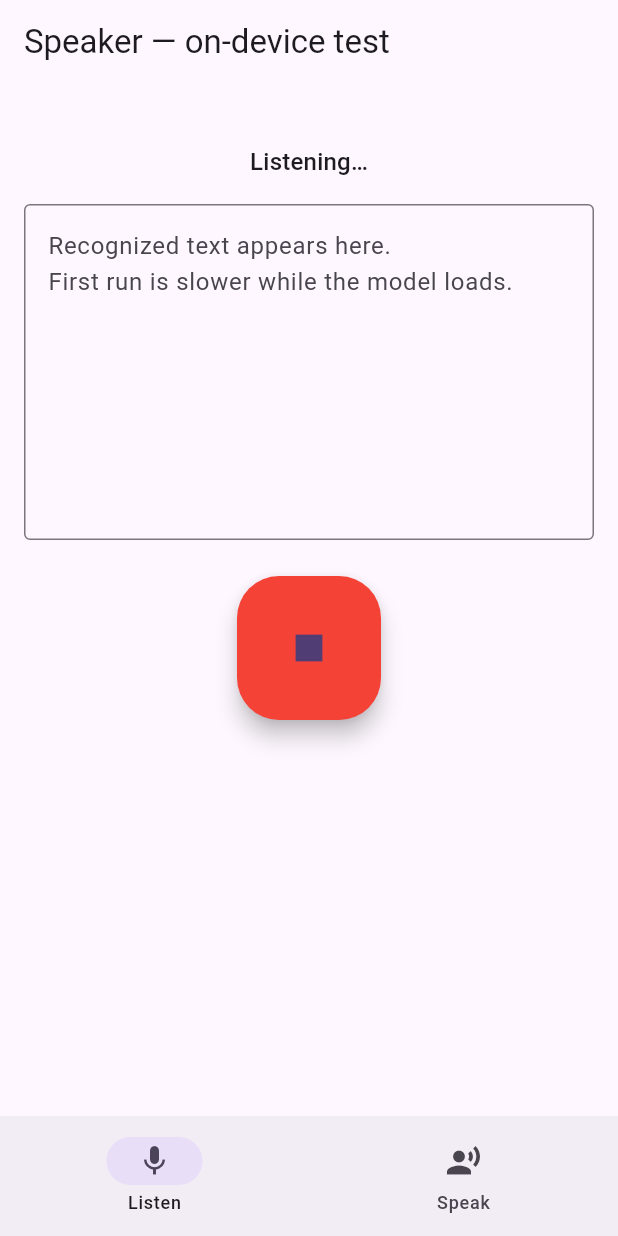
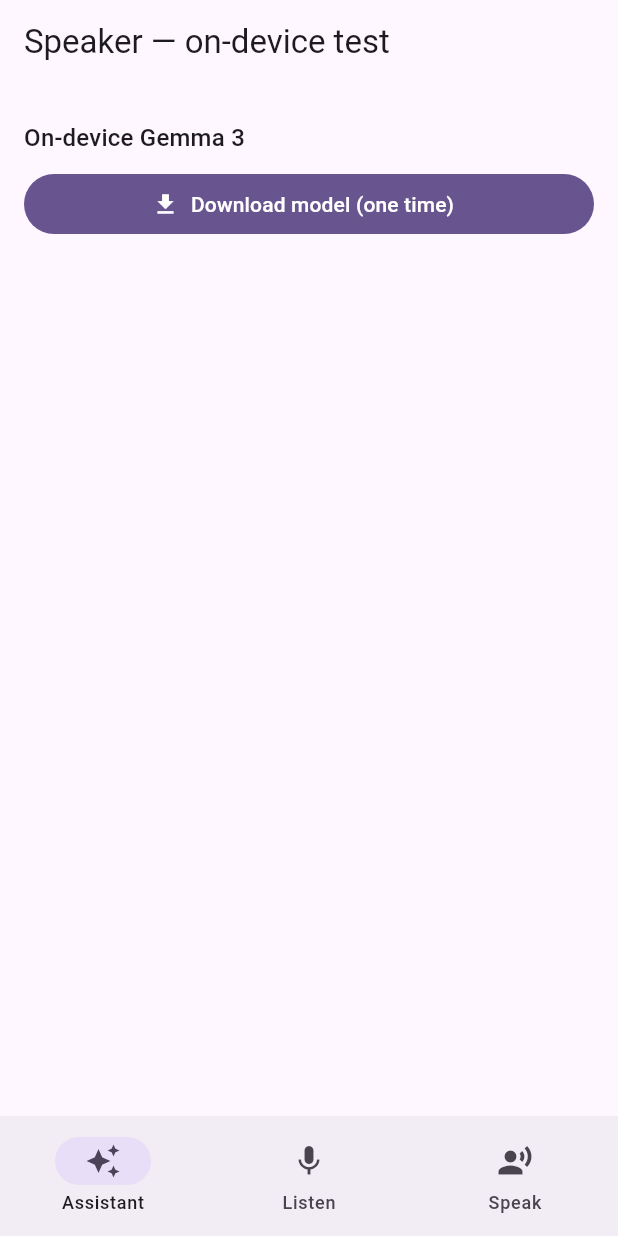
Before and after one commit to DobosP/speaker, a Flutter app: the screen it shows after launch, on a phone screen of 412 x 824 dp. Run offline on Flutter 3.47's test engine with Material 3 defaults, Android fonts, the phone set to English and light mode, and no system bars; our stand-ins replace audioplayers; missing offline and left inert: flutter_gemma, record, sherpa_onnx.

Commit message:
mobile: add on-device Gemma 3 1B assistant (flutter_gemma, GPU)
Wires the small Gemma 3 LLM into the Flutter app so the phone runs the full
ASR -> LLM -> TTS loop on-device. New "Assistant" tab: speak or type, Gemma
generates locally on the GPU (MediaPipe via flutter_gemma), reply is spoken
back through the existing sherpa-onnx TTS.

- lib/llm.dart: GemmaService — first-launch model download with progress, GPU
  inference engine, streamed token replies. Model is NOT bundled; it is pulled
  once from a public GitHub release and cached, so inference stays fully offline.
- lib/assistant.dart: Assistant screen (download UI, text + mic input via the
  existing ASR recognizer, streamed answer, spoken via TTS).
- main.dart: FlutterGemma.initialize + third "Assistant" tab.
- pubspec: add flutter_gemma ^0.16.1; bump SDK floor to Dart 3.4 / Flutter 3.22.
- tool/setup_android.sh: minSdk 24 (MediaPipe GenAI), INTERNET permission, and
  optional OpenCL uses-native-library entries for the GPU backend.
- .github/workflows/publish-model.yml: one-time job that fetches the gated
  Gemma 3 1B (LiteRT int4) with an HF_TOKEN secret and republishes it to a
  public release the app downloads from — no token ever ships in the APK.
- README: document the Assistant, the first-launch download, and model setup.

Note: CI verifies this compiles and produces an APK; on-device GPU/model-load
behaviour can only be confirmed on a real phone.

```diff
--- /dev/null
+++ b/mobile/lib/assistant.dart
@@ -0,0 +1,240 @@
+// Assistant screen: the full on-device loop.
+// Speak or type -> small Gemma 3 generates locally (GPU) -> reply is spoken.
+import 'dart:async';
+
+import 'package:audioplayers/audioplayers.dart';
+import 'package:flutter/material.dart';
+import 'package:record/record.dart';
+import 'package:sherpa_onnx/sherpa_onnx.dart' as sherpa_onnx;
+
+import './asr_model.dart';
+import './llm.dart';
+import './tts_model.dart';
+import './utils.dart';
+
+class AssistantScreen extends StatefulWidget {
+  const AssistantScreen({super.key});
+
+  @override
+  State<AssistantScreen> createState() => _AssistantScreenState();
+}
+
+class _AssistantScreenState extends State<AssistantScreen> {
+  final _promptController = TextEditingController();
+  final _player = AudioPlayer();
+  final _recorder = AudioRecorder();
+
+  // Model lifecycle.
+  bool _downloading = false;
+  double _downloadPct = 0;
+  String _status = '';
+
+  // Generation.
+  bool _thinking = false;
+  String _answer = '';
+
+  // Voice input.
+  sherpa_onnx.OnlineRecognizer? _recognizer;
+  sherpa_onnx.OnlineStream? _stream;
+  StreamSubscription<List<int>>? _audioSub;
+  bool _listening = false;
+
+  // TTS.
+  sherpa_onnx.OfflineTts? _tts;
+
+  Future<void> _downloadModel() async {
+    setState(() {
+      _downloading = true;
+      _downloadPct = 0;
+      _status = 'Downloading Gemma 3 1B (one time, ~550 MB)…';
+    });
+    try {
+      await GemmaService.instance.ensureReady(
+        onProgress: (p) => setState(() => _downloadPct = p),
+      );
+      setState(() => _status = 'Model ready — ask me anything.');
+    } catch (e) {
+      setState(() => _status = 'Model download/init failed: $e');
+    } finally {
+      if (mounted) setState(() => _downloading = false);
+    }
+  }
+
+  Future<void> _ask() async {
+    final prompt = _promptController.text.trim();
+    if (prompt.isEmpty || !GemmaService.instance.isReady) return;
+    setState(() {
+      _thinking = true;
+      _answer = '';
+    });
+    try {
+      await for (final token in GemmaService.instance.reply(prompt)) {
+        setState(() => _answer += token);
+      }
+      await _speak(_answer);
+    } catch (e) {
+      setState(() => _answer = 'Generation failed: $e');
+    } finally {
+      if (mounted) setState(() => _thinking = false);
+    }
+  }
+
+  Future<void> _speak(String text) async {
+    if (text.trim().isEmpty) return;
+    _tts ??= await createOfflineTts();
+    final audio = _tts!.generateWithConfig(
+      text: text,
+      config: sherpa_onnx.OfflineTtsGenerationConfig(sid: 0, speed: 1.0),
+    );
+    final filename = await generateWaveFilename();
+    final ok = sherpa_onnx.writeWave(
+      filename: filename,
+      samples: audio.samples,
+      sampleRate: audio.sampleRate,
+    );
+    if (ok) {
+      await _player.stop();
+      await _player.play(DeviceFileSource(filename));
+    }
+  }
+
+  Future<void> _toggleMic() async {
+    if (_listening) {
+      await _stopListening();
+      if (_promptController.text.trim().isNotEmpty) await _ask();
+      return;
+    }
+    if (!await _recorder.hasPermission()) return;
+
+    if (_recognizer == null) {
+      sherpa_onnx.initBindings();
+      final modelConfig = await getOnlineModelConfig();
+      _recognizer = sherpa_onnx.OnlineRecognizer(
+        sherpa_onnx.OnlineRecognizerConfig(model: modelConfig, ruleFsts: ''),
+      );
+    }
+    _stream = _recognizer!.createStream();
+
+    const config = RecordConfig(
+      encoder: AudioEncoder.pcm16bits,
+      sampleRate: 16000,
+      numChannels: 1,
+    );
+    final audioStream = await _recorder.startStream(config);
+    setState(() {
+      _listening = true;
+      _promptController.clear();
+    });
+
+    _audioSub = audioStream.listen((data) {
+      final samples = convertBytesToFloat32(data);
+      _stream!.acceptWaveform(samples: samples, sampleRate: 16000);
+      while (_recognizer!.isReady(_stream!)) {
+        _recognizer!.decode(_stream!);
+      }
+      final text = _recognizer!.getResult(_stream!).text;
+      if (text.isNotEmpty) {
+        _promptController.text = text;
+      }
+    });
+  }
+
+  Future<void> _stopListening() async {
+    await _audioSub?.cancel();
+    _audioSub = null;
+    await _recorder.stop();
+    _stream?.free();
+    _stream = null;
+    setState(() => _listening = false);
+  }
+
+  @override
+  void dispose() {
+    _audioSub?.cancel();
+    _recorder.dispose();
+    _stream?.free();
+    _recognizer?.free();
+    _tts?.free();
+    _player.dispose();
+    _promptController.dispose();
+    super.dispose();
+  }
+
+  @override
+  Widget build(BuildContext context) {
+    final ready = GemmaService.instance.isReady;
+    return Padding(
+      padding: const EdgeInsets.all(16),
+      child: Column(
+        crossAxisAlignment: CrossAxisAlignment.stretch,
+        children: [
+          if (!ready) ...[
+            const SizedBox(height: 8),
+            Text('On-device Gemma 3',
+                style: Theme.of(context).textTheme.titleMedium),
+            const SizedBox(height: 8),
+            if (_downloading)
+              Column(
+                children: [
+                  LinearProgressIndicator(value: _downloadPct / 100.0),
+                  const SizedBox(height: 8),
+                  Text('${_downloadPct.toStringAsFixed(0)}%'),
+                ],
+              )
+            else
+              FilledButton.icon(
+                onPressed: _downloadModel,
+                icon: const Icon(Icons.download),
+                label: const Text('Download model (one time)'),
+              ),
+          ],
+          if (_status.isNotEmpty) ...[
+            const SizedBox(height: 8),
+            Text(_status, style: Theme.of(context).textTheme.bodySmall),
+          ],
+          if (ready) ...[
+            const SizedBox(height: 8),
+            TextField(
+              controller: _promptController,
+              maxLines: 3,
+              decoration: InputDecoration(
+                border: const OutlineInputBorder(),
+                labelText: _listening ? 'Listening…' : 'Ask something',
+              ),
+            ),
+            const SizedBox(height: 8),
+            Row(
+              mainAxisAlignment: MainAxisAlignment.center,
+              children: [
+                FilledButton.icon(
+                  onPressed: _thinking ? null : _ask,
+                  icon: _thinking
+                      ? const SizedBox(
+                          width: 16,
+                          height: 16,
+                          child: CircularProgressIndicator(strokeWidth: 2))
+                      : const Icon(Icons.send),
+                  label: const Text('Ask'),
+                ),
+                const SizedBox(width: 12),
+                IconButton.filledTonal(
+                  onPressed: _thinking ? null : _toggleMic,
+                  icon: Icon(_listening ? Icons.stop : Icons.mic),
+                ),
+              ],
+            ),
+            const SizedBox(height: 16),
+            Expanded(
+              child: SingleChildScrollView(
+                child: Text(
+                  _answer.isEmpty ? 'The reply appears here and is spoken aloud.' : _answer,
+                  style: Theme.of(context).textTheme.bodyLarge,
+                ),
+              ),
+            ),
+          ],
+        ],
+      ),
+    );
+  }
+}
--- /dev/null
+++ b/mobile/lib/llm.dart
@@ -0,0 +1,62 @@
+// On-device LLM: small Gemma 3 (1B, int4) via flutter_gemma / MediaPipe.
+//
+// The model is NOT bundled in the APK (it would balloon it past a gigabyte).
+// Instead it is downloaded once on first use from a public GitHub release
+// asset and cached on device by flutter_gemma; every run after that is fully
+// offline. We host the weights on our own release so the app needs no
+// HuggingFace token — the gated download happens in CI (see
+// .github/workflows/publish-model.yml), not on the phone.
+import 'package:flutter_gemma/flutter_gemma.dart';
+
+class GemmaService {
+  GemmaService._();
+  static final GemmaService instance = GemmaService._();
+
+  // Public, ungated mirror of litert-community/Gemma3-1B-IT (q4, GPU-friendly),
+  // republished by CI to our own release tag.
+  static const modelUrl =
+      'https://github.com/DobosP/speaker/releases/download/gemma-model/'
+      'Gemma3-1B-IT-q4.litertlm';
+
+  static const _systemInstruction =
+      'You are a concise, friendly on-device voice assistant. '
+      'Answer in one or two short, natural, speakable sentences.';
+
+  dynamic _model;
+  dynamic _chat;
+
+  bool get isReady => _model != null;
+
+  // Download (first run only) + initialize the GPU inference engine.
+  // [onProgress] receives 0..100 during the one-time download.
+  Future<void> ensureReady({void Function(double percent)? onProgress}) async {
+    if (_model != null) return;
+
+    await FlutterGemma.installModel(modelType: ModelType.gemmaIt)
+        .fromNetwork(modelUrl)
+        .withProgress((p) => onProgress?.call((p as num).toDouble()))
+        .install();
+
+    _model = await FlutterGemma.getActiveModel(
+      maxTokens: 1024,
+      preferredBackend: PreferredBackend.gpu,
+    );
+    _chat = await _model.createChat(systemInstruction: _systemInstruction);
+  }
+
+  // Stream the assistant's reply token-by-token.
+  Stream<String> reply(String prompt) async* {
+    await _chat.addQueryChunk(Message.text(text: prompt, isUser: true));
+    await for (final response in _chat.generateChatResponseAsync()) {
+      if (response is TextResponse) {
+        yield response.token;
+      }
+    }
+  }
+
+  Future<void> dispose() async {
+    await _model?.close();
+    _model = null;
+    _chat = null;
+  }
+}
--- a/mobile/lib/main.dart
+++ b/mobile/lib/main.dart
@@ -1,9 +1,20 @@
 import 'package:flutter/material.dart';
+import 'package:flutter_gemma/flutter_gemma.dart';
 
 import './asr.dart';
+import './assistant.dart';
 import './tts.dart';
 
-void main() => runApp(const SpeakerApp());
+void main() {
+  WidgetsFlutterBinding.ensureInitialized();
+  // We download the model from a public release, so no token is needed; the
+  // default empty value is fine. maxDownloadRetries guards flaky first-run pulls.
+  FlutterGemma.initialize(
+    huggingFaceToken: const String.fromEnvironment('HUGGINGFACE_TOKEN'),
+    maxDownloadRetries: 10,
+  );
+  runApp(const SpeakerApp());
+}
 
 class SpeakerApp extends StatelessWidget {
   const SpeakerApp({super.key});
@@ -30,7 +41,7 @@ class HomePage extends StatefulWidget {
 
 class _HomePageState extends State<HomePage> {
   int _index = 0;
-  static const _screens = [AsrScreen(), TtsScreen()];
+  static const _screens = [AssistantScreen(), AsrScreen(), TtsScreen()];
 
   @override
   Widget build(BuildContext context) {
@@ -41,6 +52,7 @@ class _HomePageState extends State<HomePage> {
         selectedIndex: _index,
         onDestinationSelected: (i) => setState(() => _index = i),
         destinations: const [
+          NavigationDestination(icon: Icon(Icons.auto_awesome), label: 'Assistant'),
           NavigationDestination(icon: Icon(Icons.mic), label: 'Listen'),
           NavigationDestination(icon: Icon(Icons.record_voice_over), label: 'Speak'),
         ],
--- a/mobile/pubspec.yaml
+++ b/mobile/pubspec.yaml
@@ -8,8 +8,8 @@ publish_to: 'none'
 version: 0.1.0
 
 environment:
-  sdk: ">=3.0.0 <4.0.0"
-  flutter: ">=3.10.0"
+  sdk: ">=3.4.0 <4.0.0"
+  flutter: ">=3.22.0"
 
 dependencies:
   flutter:
@@ -21,6 +21,7 @@ dependencies:
   record: ^6.1.2
   audioplayers: ^5.0.0
   sherpa_onnx: ^1.13.2
+  flutter_gemma: ^0.16.1
 
 dev_dependencies:
   flutter_lints: ^4.0.0
```
Also changed, not shown: 3 other files.
